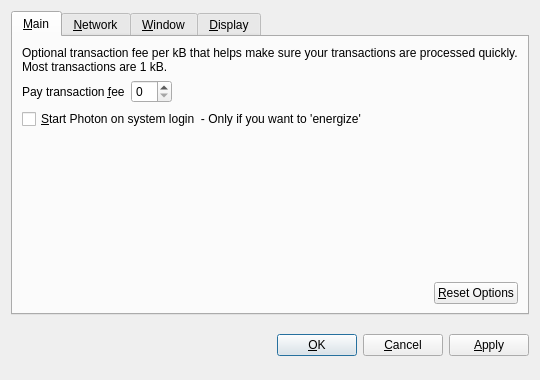
Qt form src/qt/forms/optionsdialog.ui (photonproject/photon) before a commit.
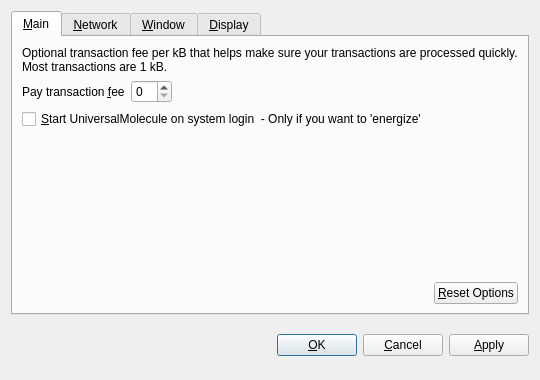
The same form after that commit. Custom widgets are drawn as their Qt base class.

```diff
--- a/src/qt/forms/optionsdialog.ui
+++ b/src/qt/forms/optionsdialog.ui
@@ -82,7 +82,7 @@
           <string>Automatically start Photon after logging in to the system.</string>
          </property>
          <property name="text">
-          <string>&amp;Start Photon on system login  - Only if you want to 'energize' </string>
+          <string>&amp;Start UniversalMolecule on system login  - Only if you want to 'energize' </string>
          </property>
         </widget>
        </item>
```
Left out of the diff: 10 changed lines with no effect on the pictures.
